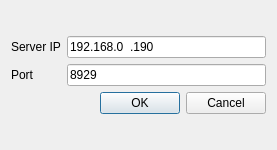
tnightingale/COMMAudio, file joinServer.ui: the form before one commit.
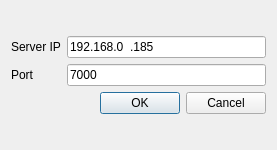
The form after the commit.

Commit message: Opened socket in readwrite, fixed a qdebug, minor formatting, will now try to connect on 7001 if 7000 is already taken. This is so that we can test on one computer.

What changed in the file:
```diff
--- a/joinServer.ui
+++ b/joinServer.ui
@@ -35,7 +35,7 @@
         <string>000.000.000.000; </string>
        </property>
        <property name="text">
-        <string>192.168.0.190</string>
+        <string>192.168.0.185</string>
        </property>
       </widget>
      </item>
@@ -52,7 +52,7 @@
         <string>99999; </string>
        </property>
        <property name="text">
-        <string>8929</string>
+        <string>7000</string>
        </property>
        <property name="maxLength">
         <number>5</number>
```
The commit also changes 2 other files.
